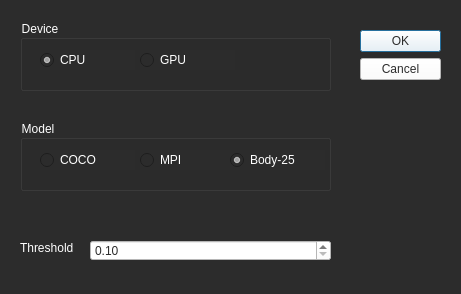
First picture: the form in settings.ui, repository nikitakesha13/walmart_vision, before the edit.
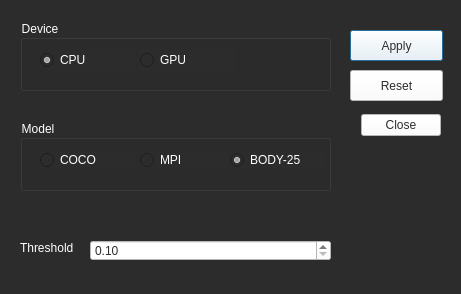
Second picture: the form after the edit.

Commit message: NIOSH, new settings, recording name

Diff of the .ui file:
```diff
--- a/settings.ui
+++ b/settings.ui
@@ -17,30 +17,6 @@
    <string notr="true">background-color: rgb(44, 44, 44);
 color: rgb(255, 255, 255);</string>
   </property>
-  <widget class="QDialogButtonBox" name="settingButton">
-   <property name="enabled">
-    <bool>true</bool>
-   </property>
-   <property name="geometry">
-    <rect>
-     <x>360</x>
-     <y>30</y>
-     <width>81</width>
-     <height>161</height>
-    </rect>
-   </property>
-   <property name="styleSheet">
-    <string notr="true">background-color: rgb(255, 255, 255);
-color: rgb(44, 44, 44);
-border-color: rgba(255, 255, 255, 0);</string>
-   </property>
-   <property name="orientation">
-    <enum>Qt::Vertical</enum>
-   </property>
-   <property name="standardButtons">
-    <set>QDialogButtonBox::Cancel|QDialogButtonBox::Ok</set>
-   </property>
-  </widget>
   <widget class="QGroupBox" name="deviceBox">
    <property name="geometry">
     <rect>
@@ -131,7 +107,7 @@
      </rect>
     </property>
     <property name="text">
-     <string>Body-25</string>
+     <string>BODY-25</string>
     </property>
     <property name="checked">
      <bool>true</bool>
@@ -177,6 +153,54 @@
     <double>0.100000000000000</double>
    </property>
   </widget>
+  <widget class="QPushButton" name="applyBttn">
+   <property name="geometry">
+    <rect>
+     <x>350</x>
+     <y>30</y>
+     <width>93</width>
+     <height>31</height>
+    </rect>
+   </property>
+   <property name="styleSheet">
+    <string notr="true">background-color: rgb(255, 255, 255); color: rgb(44, 44, 44);</string>
+   </property>
+   <property name="text">
+    <string>Apply</string>
+   </property>
+  </widget>
+  <widget class="QPushButton" name="restoreBttn">
+   <property name="geometry">
+    <rect>
+     <x>350</x>
+     <y>70</y>
+     <width>93</width>
+     <height>31</height>
+    </rect>
+   </property>
+   <property name="styleSheet">
+    <string notr="true">background-color: rgb(255, 255, 255); color: rgb(44, 44, 44);</string>
+   </property>
+   <property name="text">
+    <string>Reset</string>
+   </property>
+  </widget>
+  <widget class="QDialogButtonBox" name="closeBttn">
+   <property name="geometry">
+    <rect>
+     <x>350</x>
+     <y>110</y>
+     <width>91</width>
+     <height>31</height>
+    </rect>
+   </property>
+   <property name="styleSheet">
+    <string notr="true">background-color: rgb(255, 255, 255); color: rgb(44, 44, 44);</string>
+   </property>
+   <property name="standardButtons">
+    <set>QDialogButtonBox::Close</set>
+   </property>
+  </widget>
  </widget>
  <resources/>
  <connections>
```
Left out of the diff: 35 changed lines with no effect on the pictures. The commit also changes 11 other files.
